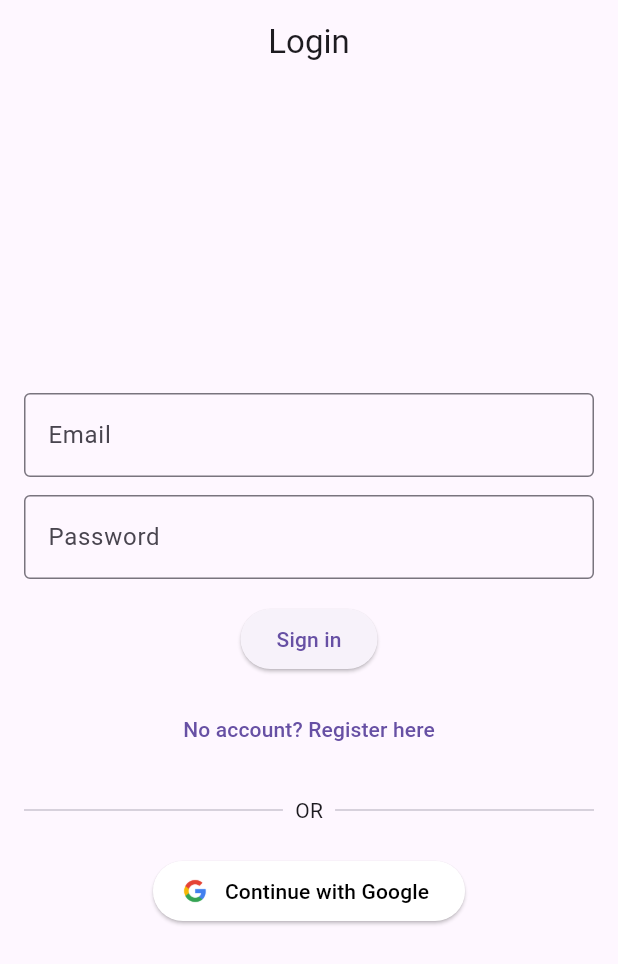
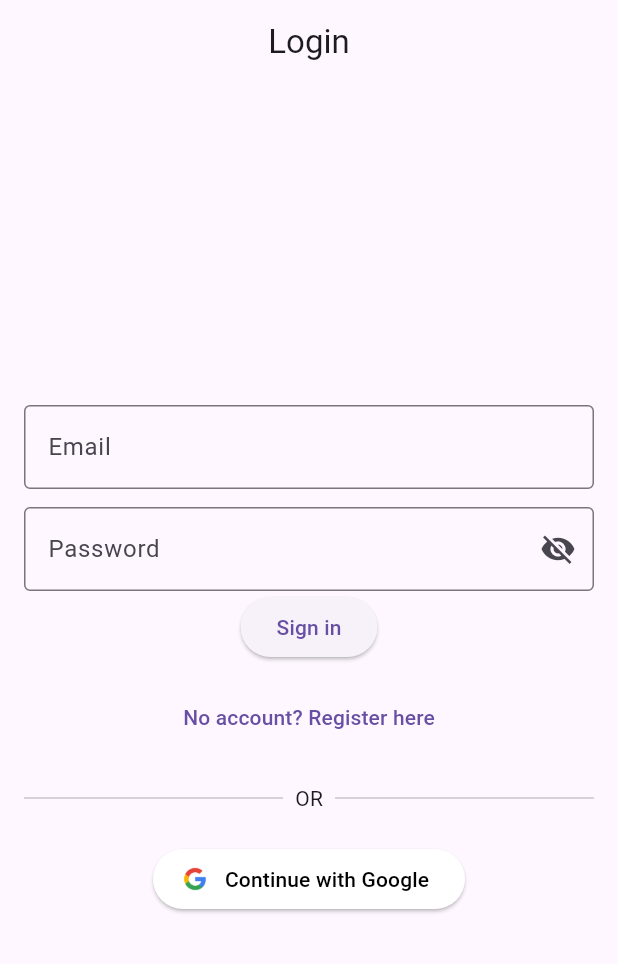
Before and after one commit to moahamedlamineremini/Ecommerce-Flutter, a Flutter app: the screen it shows after launch, on a phone screen of 412 x 824 dp. Shown: the top 964 px of the screen. Run offline on Flutter 3.47's test engine with Material 3 defaults, Android fonts, the phone set to English and light mode, and no system bars; our stand-ins replace firebase_auth, firebase_core, flutter_riverpod, go_router, google_sign_in; accounts and stored records are empty; generated files the repository leaves out were written again.

Commit message:
added peek password

```diff
--- a/lib/presentation/auth/login_page.dart
+++ b/lib/presentation/auth/login_page.dart
@@ -17,7 +17,9 @@ class _LoginPageState extends ConsumerState<LoginPage> {
   final confirmPassCtrl = TextEditingController();
   bool isRegister = false;
   bool isLoading = false;
-
+  // Ajoute ces variables dans _LoginPageState
+  bool obscurePassword = true;
+  bool obscureConfirmPassword = true;
   @override
   Widget build(BuildContext context) {
     final auth = ref.read(authViewModelProvider.notifier);
@@ -43,25 +45,45 @@ class _LoginPageState extends ConsumerState<LoginPage> {
             const SizedBox(height: 12),
 
             // Password
+
+
+// Modifie le TextField du mot de passe
       TextField(
         controller: passCtrl,
-              decoration: const InputDecoration(
+        decoration: InputDecoration(
           labelText: 'Password',
-                border: OutlineInputBorder(),
+          border: const OutlineInputBorder(),
+          suffixIcon: IconButton(
+            icon: Icon(
+              obscurePassword ? Icons.visibility_off : Icons.visibility,
             ),
-              obscureText: true,
+            onPressed: () {
+              setState(() => obscurePassword = !obscurePassword);
+            },
           ),
-            const SizedBox(height: 16),
-            // Confirm Password (uniquement si Register)
+        ),
+        obscureText: obscurePassword,
+      ),
+
+// Modifie le TextField de confirmation (si Register)
         if (isRegister)
     TextField(
       controller: confirmPassCtrl,
-                decoration: const InputDecoration(
+      decoration: InputDecoration(
         labelText: 'Confirm Password',
-                  border: OutlineInputBorder(),
+        border: const OutlineInputBorder(),
+        suffixIcon: IconButton(
+          icon: Icon(
+            obscureConfirmPassword ? Icons.visibility_off : Icons.visibility,
           ),
-                obscureText: true,
+          onPressed: () {
+            setState(() => obscureConfirmPassword = !obscureConfirmPassword);
+          },
         ),
+      ),
+      obscureText: obscureConfirmPassword,
+    ),
+
     if (isRegister) const SizedBox(height: 16),
             // Login/Register button
             ElevatedButton(
```
Lines whose indentation alone changed are shown as unchanged.
